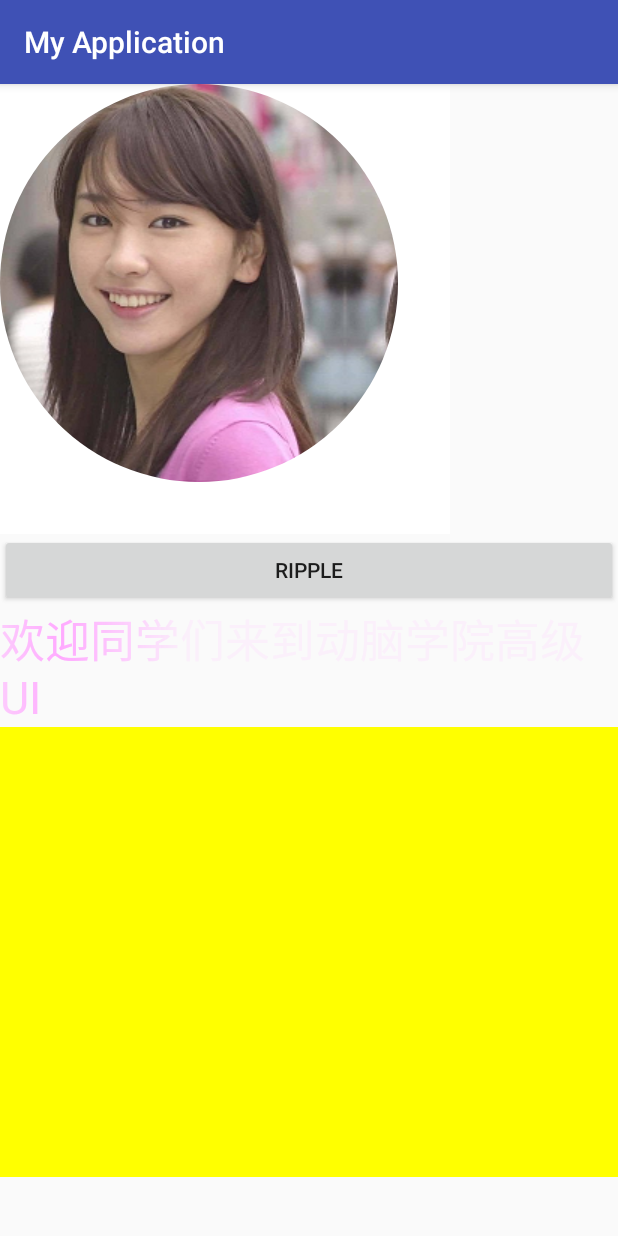
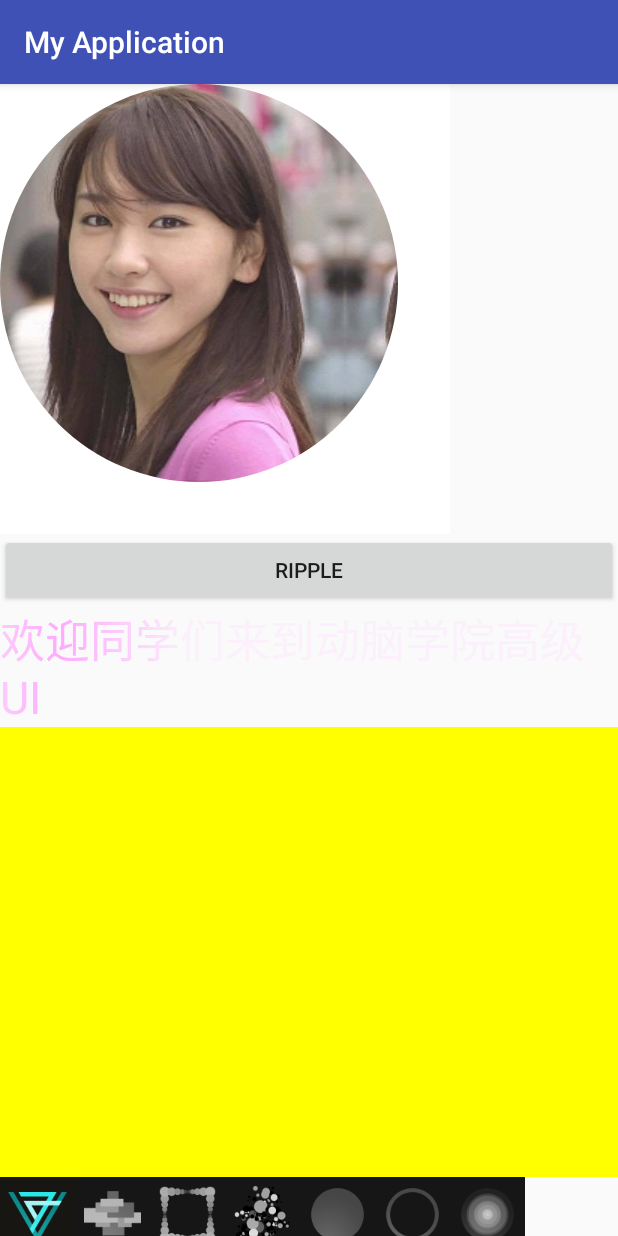
Before and after one commit to BloodBamboo/MyDemoApplication, an Android app: the ShaderViewActivity screen opened directly, with no data from a screen before it, on a phone screen of 412 x 824 dp. Run offline under Robolectric (Android 15) with nearby library versions, the light colour scheme and no system bars.

Commit message:
clip作业练习

```diff
--- /dev/null
+++ b/app/src/main/java/com/example/admin/myapplication/view/ui/ColorView.java
@@ -0,0 +1,96 @@
+package com.example.admin.myapplication.view.ui;
+
+
+import android.content.Context;
+import android.graphics.Bitmap;
+import android.graphics.BitmapFactory;
+import android.graphics.Canvas;
+import android.graphics.Paint;
+import android.graphics.RectF;
+import android.support.annotation.Nullable;
+import android.util.AttributeSet;
+import android.view.MotionEvent;
+import android.view.View;
+
+import com.example.admin.myapplication.R;
+
+/**
+ * Created by admin on 2017/5/18.
+ */
+
+public class ColorView extends View {
+    private Bitmap bitmap1, bitmap2, bitmap3, bitmap4, bitmap5, bitmap6, bitmap7;
+    private Paint paint;
+    private int width;
+    private int height;
+    private int x = 0, offx = 0;
+
+    public ColorView(Context context) {
+        this(context, null);
+    }
+
+    public ColorView(Context context, @Nullable AttributeSet attrs) {
+        super(context, attrs);
+        paint = new Paint();
+        paint.setAntiAlias(true);
+        bitmap1 = BitmapFactory.decodeResource(getResources(), R.mipmap.avft_active);
+        bitmap2 = BitmapFactory.decodeResource(getResources(), R.mipmap.box_stack_active);
+        bitmap3 = BitmapFactory.decodeResource(getResources(), R.mipmap.bubble_frame_active);
+        bitmap4 = BitmapFactory.decodeResource(getResources(), R.mipmap.bubbles_active);
+        bitmap5 = BitmapFactory.decodeResource(getResources(), R.mipmap.circle_filled_active);
+        bitmap6 = BitmapFactory.decodeResource(getResources(), R.mipmap.circle_outline_active);
+        bitmap7 = BitmapFactory.decodeResource(getResources(), R.mipmap.bullseye_active);
+        width = bitmap1.getWidth();
+        height = bitmap1.getHeight();
+    }
+
+    @Override
+    protected void onMeasure(int widthMeasureSpec, int heightMeasureSpec) {
+        super.onMeasure(widthMeasureSpec, heightMeasureSpec);
+        setMeasuredDimension(width * 7, height);
+    }
+
+    @Override
+    protected void onDraw(Canvas canvas) {
+        super.onDraw(canvas);
+        canvas.clipRect(x, 0, width + x, height);
+        RectF rectF = new RectF(0, 0, width, height);
+        canvas.drawBitmap(bitmap1, null, rectF, paint);
+        rectF = new RectF(width, 0, width * 2, height);
+        canvas.drawBitmap(bitmap2, null, rectF, paint);
+        rectF = new RectF(width * 2, 0, width * 3, height);
+        canvas.drawBitmap(bitmap3, null, rectF, paint);
+        rectF = new RectF(width * 3, 0, width * 4, height);
+        canvas.drawBitmap(bitmap4, null, rectF, paint);
+        rectF = new RectF(width * 4, 0, width * 5, height);
+        canvas.drawBitmap(bitmap5, null, rectF, paint);
+        rectF = new RectF(width * 5, 0, width * 6, height);
+        canvas.drawBitmap(bitmap6, null, rectF, paint);
+        rectF = new RectF(width * 6, 0, width * 7, height);
+        canvas.drawBitmap(bitmap7, null, rectF, paint);
+    }
+
+
+    @Override
+    public boolean onTouchEvent(MotionEvent event) {
+        switch (event.getAction()) {
+            case MotionEvent.ACTION_DOWN:
+                if (event.getX() > x && event.getX() < width + x) {
+                    offx = (int) (event.getX() - x);
+                    return true;
+                }
+                break;
+            case MotionEvent.ACTION_MOVE:
+                x = (int) event.getX() - offx;
+                if (x < 0) {
+                    x = 0;
+                }
+                if (x > width * 6) {
+                    x = width * 6;
+                }
+                break;
+        }
+        postInvalidate();
+        return super.onTouchEvent(event);
+    }
+}
--- /dev/null
+++ b/app/src/main/java/com/example/admin/myapplication/view/ui/ColourlessView.java
@@ -0,0 +1,81 @@
+package com.example.admin.myapplication.view.ui;
+
+
+import android.content.Context;
+import android.graphics.Bitmap;
+import android.graphics.BitmapFactory;
+import android.graphics.Canvas;
+import android.graphics.Color;
+import android.graphics.ColorMatrix;
+import android.graphics.ColorMatrixColorFilter;
+import android.graphics.Paint;
+import android.graphics.RectF;
+import android.support.annotation.Nullable;
+import android.util.AttributeSet;
+import android.view.View;
+
+import com.example.admin.myapplication.R;
+
+/**
+ * Created by admin on 2017/5/18.
+ */
+
+public class ColourlessView extends View {
+    private Bitmap bitmap1, bitmap2, bitmap3, bitmap4, bitmap5, bitmap6, bitmap7;
+    private Paint colourlessPaint;
+    private ColorMatrix colorMartrix;
+    private int width;
+    private int height;
+
+
+    public ColourlessView(Context context) {
+        this(context, null);
+    }
+
+    public ColourlessView(Context context, @Nullable AttributeSet attrs) {
+        super(context, attrs);
+        colorMartrix = new ColorMatrix(new float[]{
+                0.213f, 0.715f, 0.072f, 0, 0,
+                0.213f, 0.715f, 0.072f, 0, 0,
+                0.213f, 0.715f, 0.072f, 0, 0,
+                0, 0, 0, 1, 0,
+        });
+        colourlessPaint = new Paint();
+        colourlessPaint.setAntiAlias(true);
+        colourlessPaint.setColorFilter(new ColorMatrixColorFilter(colorMartrix));
+        bitmap1 = BitmapFactory.decodeResource(getResources(), R.mipmap.avft_active);
+        bitmap2 = BitmapFactory.decodeResource(getResources(), R.mipmap.box_stack_active);
+        bitmap3 = BitmapFactory.decodeResource(getResources(), R.mipmap.bubble_frame_active);
+        bitmap4 = BitmapFactory.decodeResource(getResources(), R.mipmap.bubbles_active);
+        bitmap5 = BitmapFactory.decodeResource(getResources(), R.mipmap.circle_filled_active);
+        bitmap6 = BitmapFactory.decodeResource(getResources(), R.mipmap.circle_outline_active);
+        bitmap7 = BitmapFactory.decodeResource(getResources(), R.mipmap.bullseye_active);
+        width = bitmap1.getWidth();
+        height = bitmap1.getHeight();
+    }
+
+    @Override
+    protected void onMeasure(int widthMeasureSpec, int heightMeasureSpec) {
+        super.onMeasure(widthMeasureSpec, heightMeasureSpec);
+        setMeasuredDimension(width * 7, height);
+    }
+
+    @Override
+    protected void onDraw(Canvas canvas) {
+        super.onDraw(canvas);
+        RectF rectF = new RectF(0, 0, width, height);
+        canvas.drawBitmap(bitmap1, null, rectF, colourlessPaint);
+        rectF = new RectF(width, 0, width * 2, height);
+        canvas.drawBitmap(bitmap2, null, rectF, colourlessPaint);
+        rectF = new RectF(width * 2, 0, width * 3, height);
+        canvas.drawBitmap(bitmap3, null, rectF, colourlessPaint);
+        rectF = new RectF(width * 3, 0, width * 4, height);
+        canvas.drawBitmap(bitmap4, null, rectF, colourlessPaint);
+        rectF = new RectF(width * 4, 0, width * 5, height);
+        canvas.drawBitmap(bitmap5, null, rectF, colourlessPaint);
+        rectF = new RectF(width * 5, 0, width * 6, height);
+        canvas.drawBitmap(bitmap6, null, rectF, colourlessPaint);
+        rectF = new RectF(width * 6, 0, width * 7, height);
+        canvas.drawBitmap(bitmap7, null, rectF, colourlessPaint);
+    }
+}
--- a/app/src/main/java/com/example/admin/myapplication/view/GuaGuaVIew.java
+++ b/app/src/main/java/com/example/admin/myapplication/view/ui/GuaGuaVIew.java
@@ -1,4 +1,4 @@
-package com.example.admin.myapplication.view;
+package com.example.admin.myapplication.view.ui;
 
 import android.content.Context;
 import android.graphics.Bitmap;
--- a/app/src/main/java/com/example/admin/myapplication/view/LinearGradientTextView.java
+++ b/app/src/main/java/com/example/admin/myapplication/view/ui/LinearGradientTextView.java
@@ -1,4 +1,4 @@
-package com.example.admin.myapplication.view;
+package com.example.admin.myapplication.view.ui;
 
 import android.content.Context;
 import android.graphics.Canvas;
--- a/app/src/main/java/com/example/admin/myapplication/view/RippleButton.java
+++ b/app/src/main/java/com/example/admin/myapplication/view/ui/RippleButton.java
@@ -1,4 +1,4 @@
-package com.example.admin.myapplication.view;
+package com.example.admin.myapplication.view.ui;
 
 import android.animation.Animator;
 import android.animation.AnimatorListenerAdapter;
--- a/app/src/main/java/com/example/admin/myapplication/view/ShaderView.java
+++ b/app/src/main/java/com/example/admin/myapplication/view/ui/ShaderView.java
@@ -1,4 +1,4 @@
-package com.example.admin.myapplication.view;
+package com.example.admin.myapplication.view.ui;
 
 import android.content.Context;
 import android.graphics.Bitmap;
--- a/app/src/main/res/layout/activity_shader_view.xml
+++ b/app/src/main/res/layout/activity_shader_view.xml
@@ -1,21 +1,44 @@
 <?xml version="1.0" encoding="utf-8"?>
-<LinearLayout xmlns:android="http://schemas.android.com/apk/res/android"
-    android:orientation="vertical" android:layout_width="match_parent"
+<ScrollView xmlns:android="http://schemas.android.com/apk/res/android"
+    android:layout_width="match_parent"
     android:layout_height="match_parent">
-    <com.example.admin.myapplication.view.ShaderView
+
+    <LinearLayout
+        android:layout_width="match_parent"
+        android:layout_height="match_parent"
+        android:orientation="vertical">
+
+        <com.example.admin.myapplication.view.ui.ShaderView
             android:layout_width="300dp"
             android:layout_height="300dp" />
-    <com.example.admin.myapplication.view.RippleButton
+
+        <com.example.admin.myapplication.view.ui.RippleButton
             android:layout_width="match_parent"
             android:layout_height="wrap_content"
-        android:text="ripple"/>
-    <com.example.admin.myapplication.view.LinearGradientTextView
+            android:text="ripple" />
+
+        <com.example.admin.myapplication.view.ui.LinearGradientTextView
             android:layout_width="match_parent"
             android:layout_height="wrap_content"
-        android:textSize="30sp"
+            android:text="欢迎同学们来到动脑学院高级UI"
             android:textColor="#666666"
-        android:text="欢迎同学们来到动脑学院高级UI"/>
-    <com.example.admin.myapplication.view.GuaGuaVIew
+            android:textSize="30sp" />
+
+        <com.example.admin.myapplication.view.ui.GuaGuaVIew
             android:layout_width="match_parent"
             android:layout_height="300dp" />
+
+        <FrameLayout
+            android:layout_width="wrap_content"
+            android:layout_height="wrap_content">
+
+            <com.example.admin.myapplication.view.ui.ColourlessView
+                android:layout_width="wrap_content"
+                android:layout_height="wrap_content" />
+
+            <com.example.admin.myapplication.view.ui.ColorView
+                android:layout_width="wrap_content"
+                android:layout_height="wrap_content" />
+        </FrameLayout>
     </LinearLayout>
+</ScrollView>
```
Also changed, not shown: app/src/main/res/mipmap-xhdpi/avft_active.png (added), app/src/main/res/mipmap-xhdpi/box_stack_active.png (added), app/src/main/res/mipmap-xhdpi/bubble_frame_active.png (added), app/src/main/res/mipmap-xhdpi/bubbles_active.png (added), app/src/main/res/mipmap-xhdpi/bullseye_active.png (added), app/src/main/res/mipmap-xhdpi/circle_filled_active.png (added), app/src/main/res/mipmap-xhdpi/circle_outline_active.png (added). Lines whose indentation alone changed are shown as unchanged.
